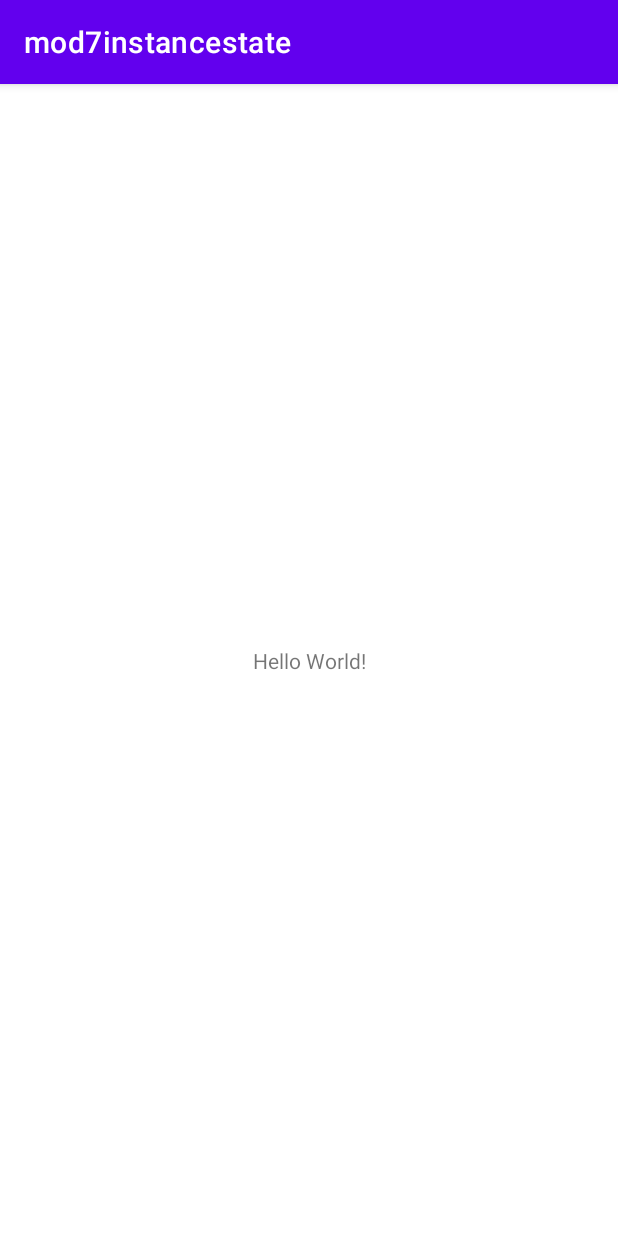
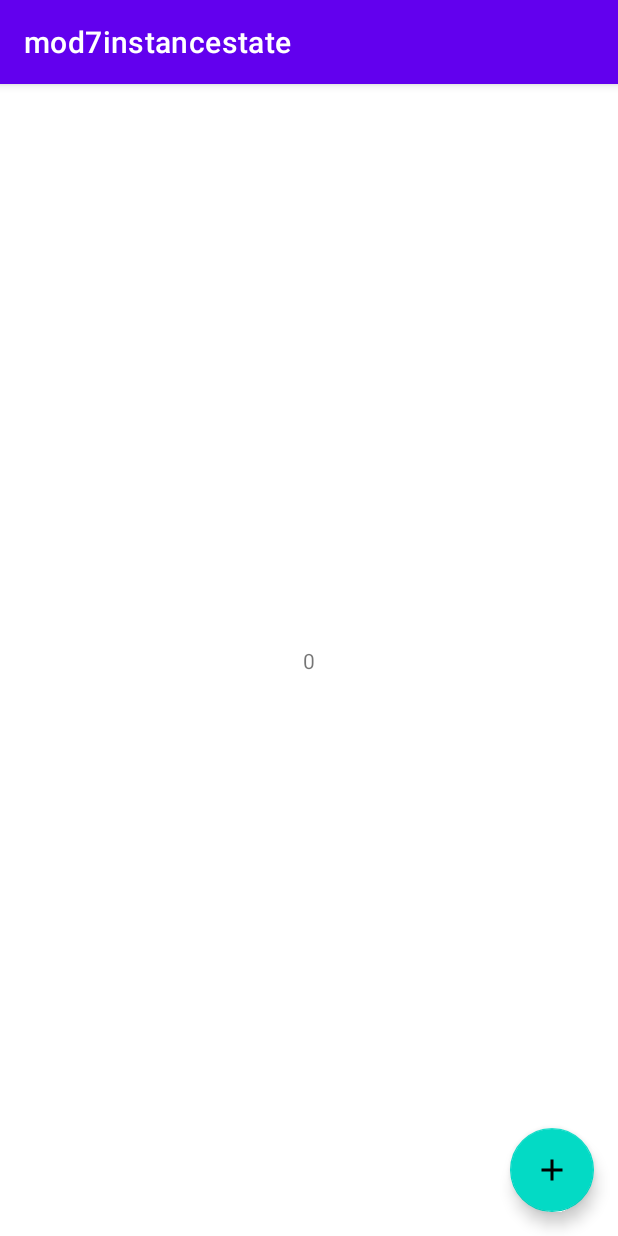
Before and after one commit to 0fc-tech/NCDA008, an Android app: the screen it shows after launch (MainActivity), on a phone screen of 412 x 824 dp. Run offline under Robolectric (Android 15) with nearby library versions, the phone set to English and light mode, and no system bars.

Commit message:
Counter View Model

```diff
--- /dev/null
+++ b/mod7instancestate/src/main/java/com/example/mod7instancestate/CounterViewModel.kt
@@ -0,0 +1,9 @@
+package com.example.mod7instancestate
+
+import androidx.lifecycle.ViewModel
+
+class CounterViewModel : ViewModel() {
+    var counter =0
+
+    fun increment() = ++counter
+}
--- a/mod7instancestate/src/main/java/com/example/mod7instancestate/MainActivity.kt
+++ b/mod7instancestate/src/main/java/com/example/mod7instancestate/MainActivity.kt
@@ -2,10 +2,40 @@ package com.example.mod7instancestate
 
 import androidx.appcompat.app.AppCompatActivity
 import android.os.Bundle
+import android.widget.TextView
+import androidx.lifecycle.ViewModelProvider
+import com.google.android.material.floatingactionbutton.FloatingActionButton
 
 class MainActivity : AppCompatActivity() {
+    lateinit var textViewCounter : TextView
+    lateinit var fabAdd : FloatingActionButton
+    //var counter = 0
+    lateinit var viewModel: CounterViewModel
+
     override fun onCreate(savedInstanceState: Bundle?) {
         super.onCreate(savedInstanceState)
         setContentView(R.layout.activity_main)
+        viewModel = ViewModelProvider(this)[CounterViewModel::class.java]
+        textViewCounter = findViewById(R.id.textViewCounter)
+        fabAdd = findViewById(R.id.fabAdd)
+        //On affiche le compteur dans le textView
+        textViewCounter.text = viewModel.counter.toString()
+        fabAdd.setOnClickListener {
+            textViewCounter.text = viewModel.increment().toString()
+        }
     }
+
+    //override fun onSaveInstanceState(outState: Bundle) {
+    //    super.onSaveInstanceState(outState)
+    //    outState.putInt("counter", counter)
+    //}
+
+    //override fun onRestoreInstanceState(savedInstanceState: Bundle) {
+    //    super.onRestoreInstanceState(savedInstanceState)
+    //    counter = savedInstanceState.getInt("counter")
+    //    textViewCounter.text = counter.toString()
+    //}
+
+
+
 }
--- /dev/null
+++ b/mod7instancestate/src/main/res/drawable/ic_baseline_add_24.xml
@@ -0,0 +1,5 @@
+<vector android:height="24dp" android:tint="#000000"
+    android:viewportHeight="24" android:viewportWidth="24"
+    android:width="24dp" xmlns:android="http://schemas.android.com/apk/res/android">
+    <path android:fillColor="@android:color/white" android:pathData="M19,13h-6v6h-2v-6H5v-2h6V5h2v6h6v2z"/>
+</vector>
--- a/mod7instancestate/src/main/res/layout/activity_main.xml
+++ b/mod7instancestate/src/main/res/layout/activity_main.xml
@@ -7,6 +7,7 @@
     tools:context=".MainActivity">
 
     <TextView
+        android:id="@+id/textViewCounter"
         android:layout_width="wrap_content"
         android:layout_height="wrap_content"
         android:text="Hello World!"
@@ -15,4 +16,15 @@
         app:layout_constraintStart_toStartOf="parent"
         app:layout_constraintTop_toTopOf="parent" />
 
+    <com.google.android.material.floatingactionbutton.FloatingActionButton
+        android:id="@+id/fabAdd"
+        android:layout_width="wrap_content"
+        android:layout_height="wrap_content"
+        android:layout_marginEnd="16dp"
+        android:layout_marginBottom="16dp"
+        android:clickable="true"
+        app:layout_constraintBottom_toBottomOf="parent"
+        app:layout_constraintEnd_toEndOf="parent"
+        app:srcCompat="@drawable/ic_baseline_add_24" />
+
 </androidx.constraintlayout.widget.ConstraintLayout>
```
